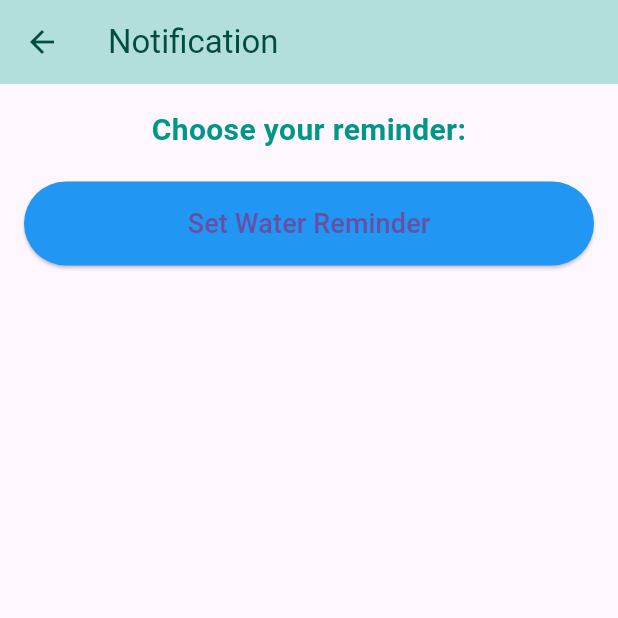
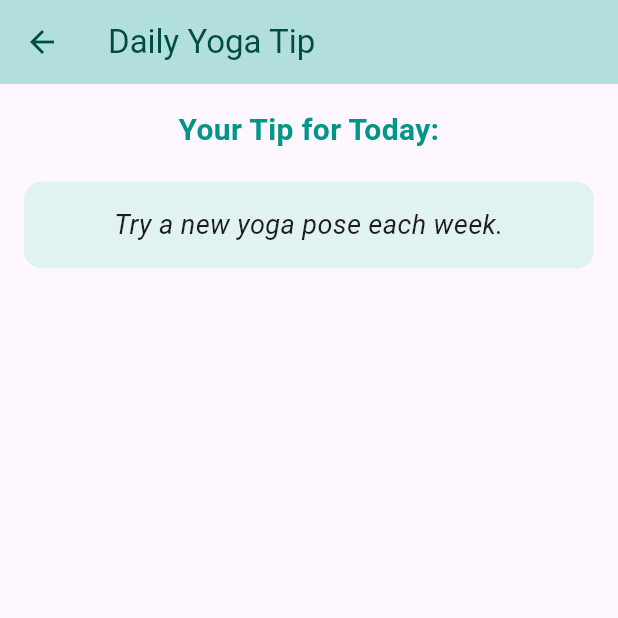
Before and after one commit to meena108/sattva_app, a Flutter app: the screen it shows after launch, after a tap on "Notification", on a phone screen of 412 x 824 dp, the top half of it. Run offline on Flutter 3.47's test engine with Material 3 defaults, Android fonts, the light colour scheme and no system bars; our stand-ins replace timezone; missing offline and left inert: flutter_pdfview.

Commit message:
daily tip

```diff
--- a/lib/drawer_screens/notification_screen.dart
+++ b/lib/drawer_screens/notification_screen.dart
@@ -1,10 +1,5 @@
 import 'dart:async';
 import 'package:flutter/material.dart';
-import 'package:flutter_local_notifications/flutter_local_notifications.dart';
-import 'package:timezone/timezone.dart' as tz;
-import 'package:timezone/data/latest.dart' as tz_data;
-import 'package:flutter_timezone/flutter_timezone.dart';
-import 'package:permission_handler/permission_handler.dart';
 
 class NotificationScreen extends StatefulWidget {
   @override
@@ -12,145 +7,38 @@ class NotificationScreen extends StatefulWidget {
 }
 
 class _NotificationScreenState extends State<NotificationScreen> {
-  late FlutterLocalNotificationsPlugin flutterLocalNotificationsPlugin;
-  bool isWaterReminderOn = false;
+  // List of daily tips
+  final List<String> tips = [
+    'Start your day with Sun Salutations.',
+    'Focus on your breath during practice.',
+    'Incorporate meditation into your routine.',
+    'Practice gratitude daily.',
+    'Stay hydrated throughout the day.',
+    'Stretch for 10 minutes before bed.',
+    'Try a new yoga pose each week.',
+  ];
+
+  late String dailyTip;
 
   @override
   void initState() {
     super.initState();
-    _initializeNotifications();
-    _requestNotificationPermission();
-    _configureLocalTimeZone();
+    _showDailyTip();
   }
 
-  // Initialize the notifications plugin
-  void _initializeNotifications() {
-    flutterLocalNotificationsPlugin = FlutterLocalNotificationsPlugin();
-
-    const androidSettings = AndroidInitializationSettings('app_icon');
-    final iosSettings = DarwinInitializationSettings(); // Updated for iOS
-
-    final initSettings = InitializationSettings(
-      android: androidSettings,
-      iOS: iosSettings,
-    );
-
-    flutterLocalNotificationsPlugin.initialize(initSettings);
-
-    // Show a test notification to confirm setup
-    _showTestNotification();
-  }
-
-  // Request notification permission on Android 13+ (API 33+)
-  Future<void> _requestNotificationPermission() async {
-    if (await Permission.notification.isGranted) {
-      print("Notification permission already granted.");
-    } else {
-      final status = await Permission.notification.request();
-
-      if (status.isGranted) {
-        print("Notification permission granted.");
-      } else {
-        print("Notification permission denied.");
-      }
-    }
-  }
-
-  // Configure the local timezone for scheduling notifications
-  Future<void> _configureLocalTimeZone() async {
-    tz_data.initializeTimeZones();
-    final String? timeZoneName = await FlutterTimezone.getLocalTimezone();
-    tz.setLocalLocation(tz.getLocation(timeZoneName!));
-  }
-
-  // Show a test notification immediately
-  Future<void> _showTestNotification() async {
-    print("Showing test notification...");  // Log for debugging
-
-    const androidDetails = AndroidNotificationDetails(
-      'test_channel',
-      'Test Notification',
-      importance: Importance.high,
-    );
-    const iosDetails = DarwinNotificationDetails(); // Updated for iOS
-
-    const generalNotificationDetails = NotificationDetails(
-      android: androidDetails,
-      iOS: iosDetails,
-    );
-
-    await flutterLocalNotificationsPlugin.show(
-      0,
-      'Test Notification',
-      'This is a test notification content',
-      generalNotificationDetails,
-    );
-
-    print("Test notification shown.");  // Log to confirm execution
-  }
-
-  // Toggle Water Reminder
-  Future<void> toggleWaterReminder() async {
-    if (isWaterReminderOn) {
-      // Cancel the existing water reminder notification
-      await flutterLocalNotificationsPlugin.cancel(0);
-      print("Water reminder canceled.");
-    } else {
-      const androidDetails = AndroidNotificationDetails(
-        'water_channel',
-        'Water Reminder',
-        importance: Importance.high,
-      );
-      const iosDetails = DarwinNotificationDetails(); // Updated for iOS
-
-      const generalNotificationDetails = NotificationDetails(
-        android: androidDetails,
-        iOS: iosDetails,
-      );
-
-      // Schedule for 10-second intervals
-      _schedulePeriodicNotification(0, generalNotificationDetails, 10);
-      print("Water reminder scheduled.");
-    }
-
+  // Show a random daily tip
+  void _showDailyTip() {
+    final randomTip = tips[DateTime.now().day % tips.length];
     setState(() {
-      isWaterReminderOn = !isWaterReminderOn;
+      dailyTip = randomTip;
     });
-
-    // Show confirmation message
-    ScaffoldMessenger.of(context).showSnackBar(
-      SnackBar(content: Text(isWaterReminderOn ? 'Water Reminder is ON' : 'Water Reminder is OFF')),
-    );
-  }
-
-  // Schedule notification every specified seconds
-  void _schedulePeriodicNotification(int id, NotificationDetails details, int seconds) {
-    tz.TZDateTime nextInstance = tz.TZDateTime.now(tz.local).add(Duration(seconds: seconds));
-    flutterLocalNotificationsPlugin.zonedSchedule(
-      id,
-      'Water Reminder',
-      'Time to drink water!',
-      nextInstance,
-      details,
-      androidAllowWhileIdle: true,
-      uiLocalNotificationDateInterpretation: UILocalNotificationDateInterpretation.wallClockTime,
-      matchDateTimeComponents: DateTimeComponents.time,
-      payload: '',
-    );
-
-    // Reschedule the notification periodically
-    if (isWaterReminderOn) {
-      Future.delayed(Duration(seconds: seconds), () {
-        _schedulePeriodicNotification(id, details, seconds);
-      });
-    }
   }
 
   @override
   Widget build(BuildContext context) {
     return Scaffold(
       appBar: AppBar(
-        title: const Text('Notification'),
+        title: const Text('Daily Yoga Tip'),
         backgroundColor: Colors.teal[100],
         foregroundColor: Colors.teal[900],
       ),
@@ -160,23 +48,21 @@ class _NotificationScreenState extends State<NotificationScreen> {
           crossAxisAlignment: CrossAxisAlignment.stretch,
           children: [
             const Text(
-              'Choose your reminder:',
+              'Your Tip for Today:',
               style: TextStyle(fontSize: 20, fontWeight: FontWeight.bold, color: Colors.teal),
               textAlign: TextAlign.center,
             ),
             const SizedBox(height: 20),
-            ElevatedButton(
-              onPressed: toggleWaterReminder, // Correctly references the toggle method
-              style: ElevatedButton.styleFrom(
-                backgroundColor: isWaterReminderOn ? Colors.blue[200] : Colors.blue,
-                padding: const EdgeInsets.symmetric(vertical: 15),
-                shape: RoundedRectangleBorder(
-                  borderRadius: BorderRadius.circular(30),
-                ),
+            Container(
+              padding: const EdgeInsets.all(16.0),
+              decoration: BoxDecoration(
+                color: Colors.teal[50],
+                borderRadius: BorderRadius.circular(12),
               ),
               child: Text(
-                isWaterReminderOn ? 'Water Reminder On' : 'Set Water Reminder',
-                style: const TextStyle(fontSize: 18),
+                dailyTip,
+                style: const TextStyle(fontSize: 18, fontStyle: FontStyle.italic),
+                textAlign: TextAlign.center,
               ),
             ),
           ],
```
